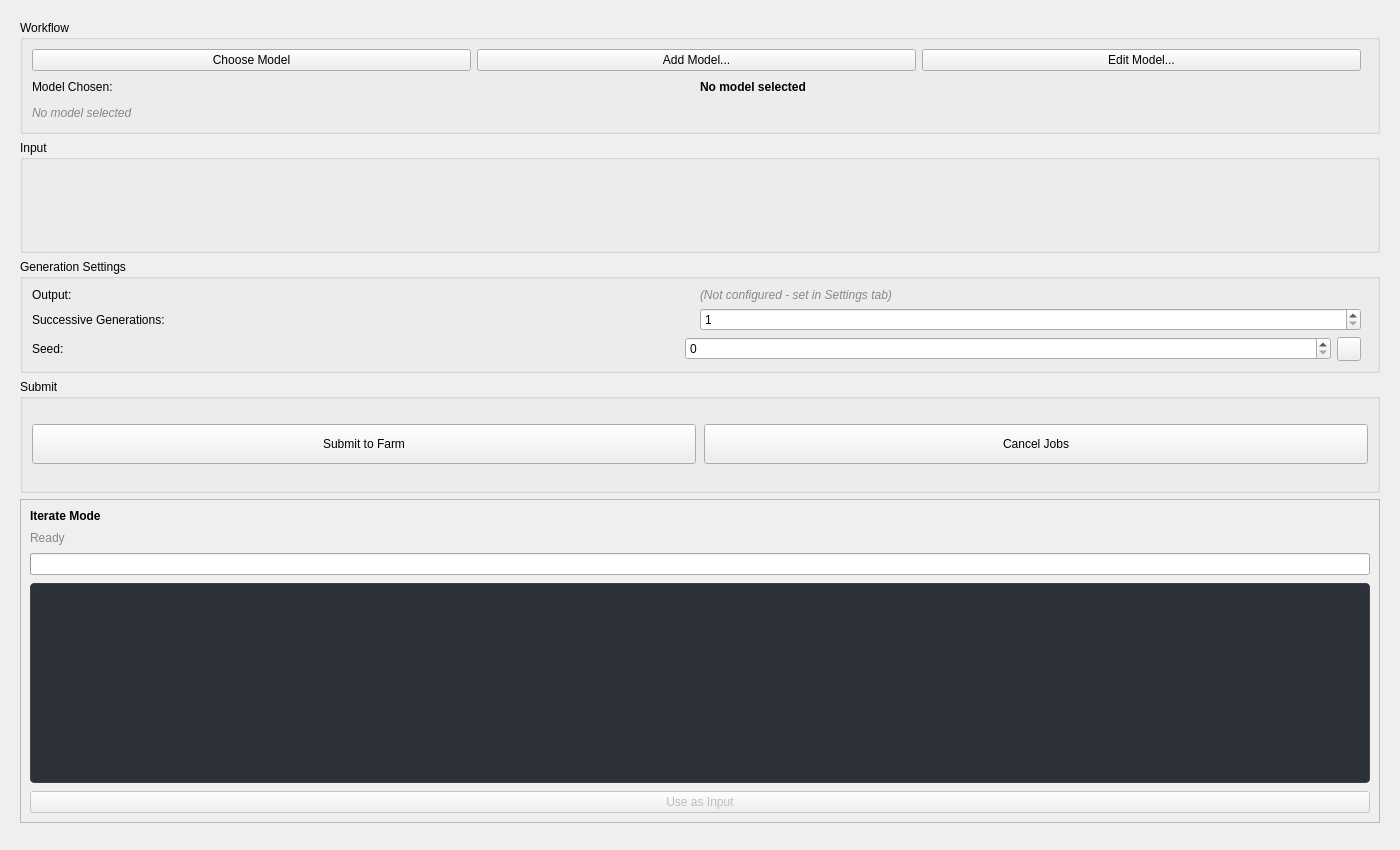
Above: resources/ui/tabs/comfyui.ui from cpt-cabbage/luma_tools before the change. Below: the same form after it.
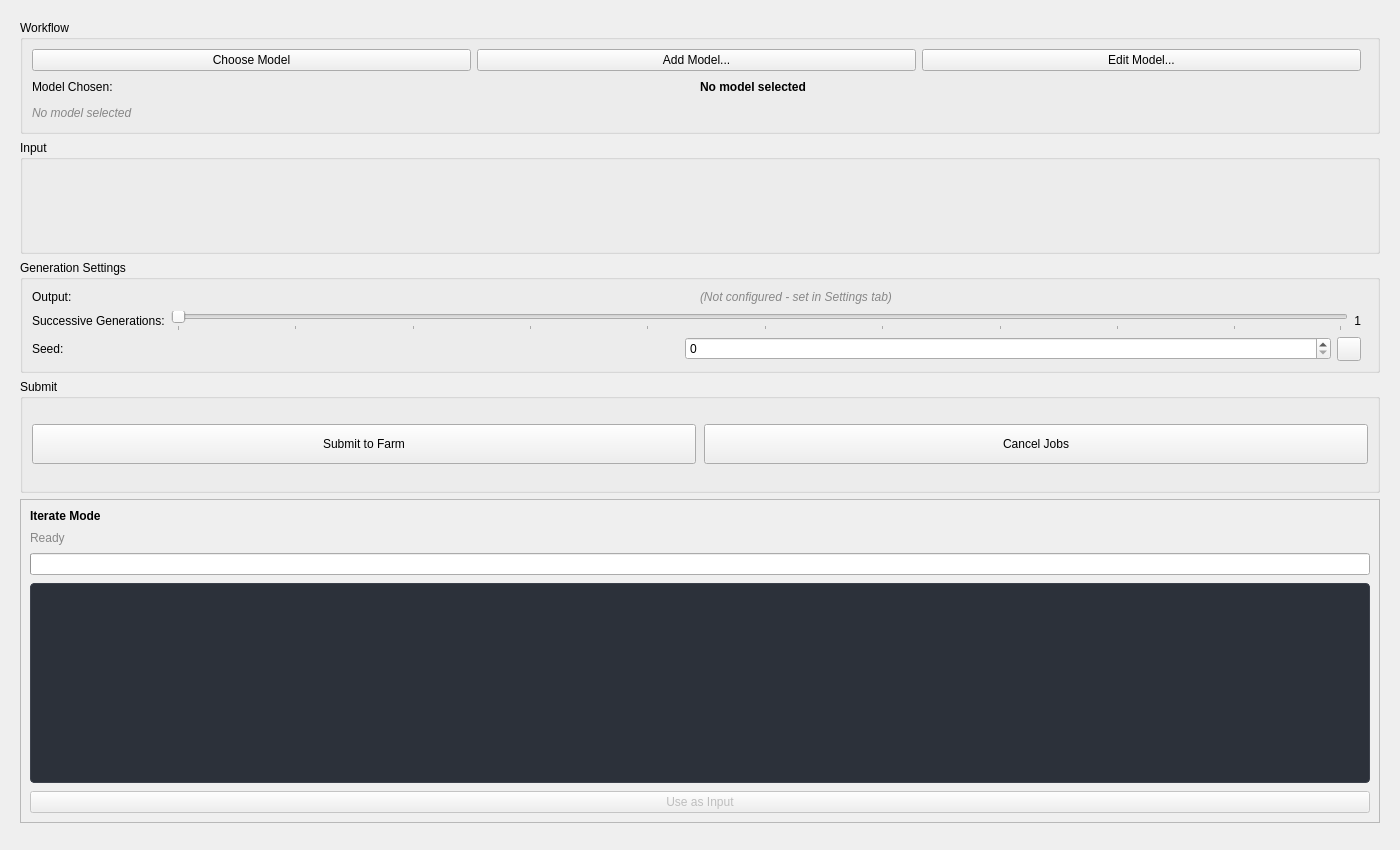
That is the form after the change.

Commit message: - New window size and maximized state persistence. - New version notifications - Use slider for generation count - Update requirements.txt and remove unused libs

The edit to the form file:
```diff
--- a/resources/ui/tabs/comfyui.ui
+++ b/resources/ui/tabs/comfyui.ui
@@ -170,13 +170,38 @@
              </widget>
             </item>
             <item>
-             <widget class="QSpinBox" name="ComfyUIGenerationCount">
+             <widget class="QSlider" name="ComfyUIGenerationCount">
               <property name="minimum">
                <number>1</number>
               </property>
               <property name="maximum">
                <number>100</number>
               </property>
+              <property name="value">
+               <number>1</number>
+              </property>
+              <property name="orientation">
+               <enum>Qt::Horizontal</enum>
+              </property>
+              <property name="tickPosition">
+               <enum>QSlider::TicksBelow</enum>
+              </property>
+              <property name="tickInterval">
+               <number>10</number>
+              </property>
+             </widget>
+            </item>
+            <item>
+             <widget class="QLabel" name="label_count_value">
+              <property name="text">
+               <string>1</string>
+              </property>
+              <property name="minimumWidth">
+               <number>30</number>
+              </property>
+              <property name="alignment">
+               <set>Qt::AlignRight|Qt::AlignVCenter</set>
+              </property>
              </widget>
             </item>
             <item>
```
Left out of the diff: 2 changed lines with no effect on the pictures. The commit also changes 10 other files.
